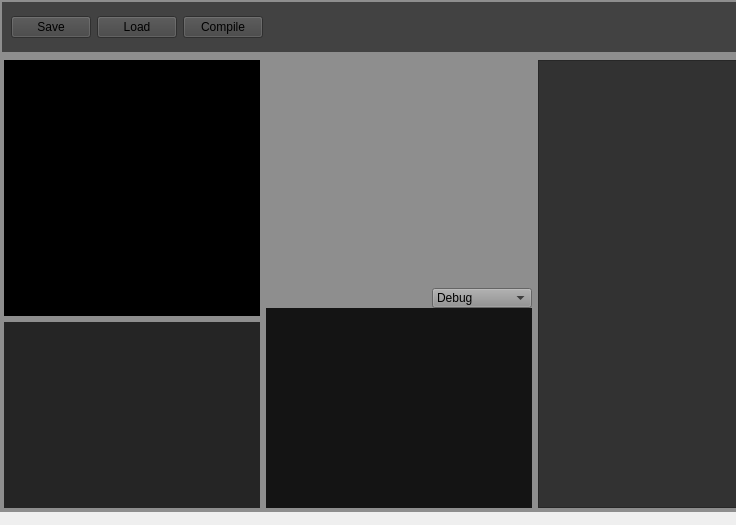
First picture: the form in source/qt/Window.ui, repository SylvainDeker/Shader-Graph, before the edit.
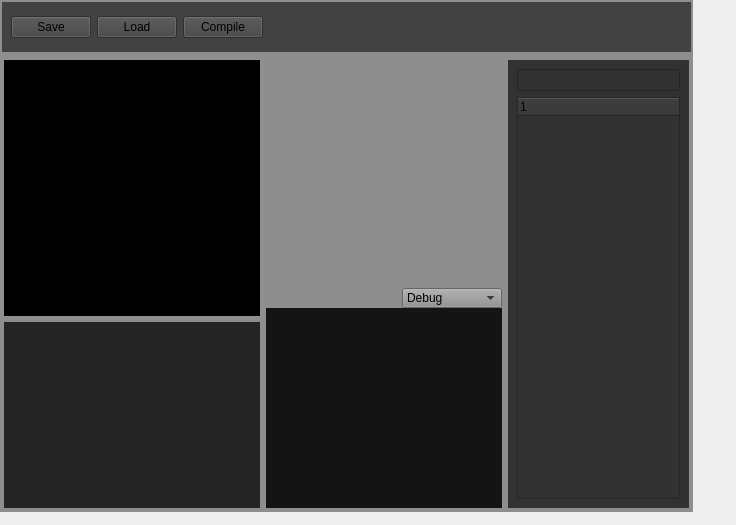
Second picture: the form after the edit. Custom widgets are drawn as their Qt base class.

Commit message: Setup : function panel/tree

```diff
--- a/source/qt/Window.ui
+++ b/source/qt/Window.ui
@@ -18,7 +18,7 @@
     <rect>
      <x>0</x>
      <y>0</y>
-     <width>742</width>
+     <width>693</width>
      <height>512</height>
     </rect>
    </property>
@@ -277,11 +277,11 @@
        </layout>
       </item>
       <item>
-       <widget class="QTreeView" name="treeView">
+       <widget class="QWidget" name="rightLayout" native="true">
         <property name="minimumSize">
          <size>
-          <width>0</width>
-          <height>100</height>
+          <width>100</width>
+          <height>0</height>
          </size>
         </property>
         <property name="maximumSize">
@@ -293,6 +293,27 @@
         <property name="styleSheet">
          <string notr="true">background-color: rgb(50, 50, 50);</string>
         </property>
+        <layout class="QVBoxLayout" name="verticalLayout_3">
+         <item>
+          <widget class="QLineEdit" name="functionFilter">
+           <property name="text">
+            <string/>
+           </property>
+          </widget>
+         </item>
+         <item>
+          <widget class="QTreeWidget" name="treeWidget">
+           <property name="styleSheet">
+            <string notr="true">font: 13pt &quot;.SF NS Text&quot;;</string>
+           </property>
+           <column>
+            <property name="text">
+             <string notr="true">1</string>
+            </property>
+           </column>
+          </widget>
+         </item>
+        </layout>
        </widget>
       </item>
      </layout>
```
The commit also changes 6 other files.
